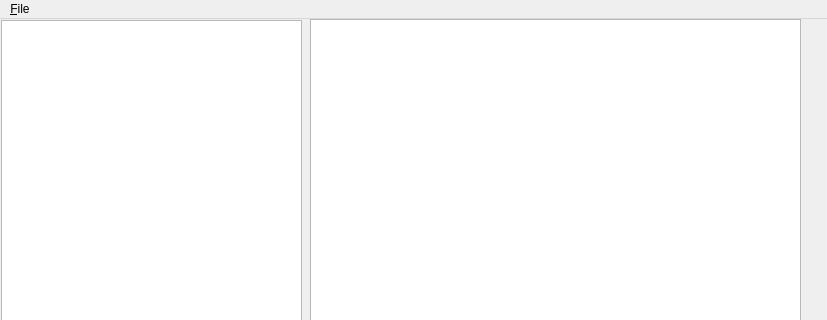
Before: the Qt Designer form chat-client/mainwindow.ui in alessacher/htl-tk-chat, drawn with Qt 5; both pictures show x 0 to 827 and y 0 to 320 of the 827 by 606 pixel window.
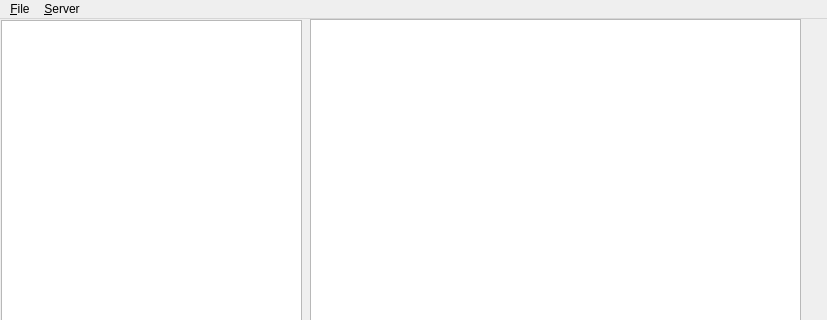
After: the same form once the commit is applied.

Commit message: replace pyside6 with PyQt6

```diff
--- a/chat-client/mainwindow.ui
+++ b/chat-client/mainwindow.ui
@@ -16,6 +16,9 @@
   <property name="windowTitle">
    <string>MainWindow</string>
   </property>
+  <property name="tabShape">
+   <enum>QTabWidget::Triangular</enum>
+  </property>
   <widget class="QWidget" name="centralwidget">
    <property name="cursor">
     <cursorShape>ArrowCursor</cursorShape>
@@ -111,7 +114,13 @@
     <addaction name="action_Export"/>
     <addaction name="actionExit"/>
    </widget>
+   <widget class="QMenu" name="menu_Server">
+    <property name="title">
+     <string>&amp;Server</string>
+    </property>
+   </widget>
    <addaction name="menuFile"/>
+   <addaction name="menu_Server"/>
   </widget>
   <widget class="QStatusBar" name="statusbar">
    <property name="sizeGripEnabled">
```
Left out of the diff: 6 changed lines with no effect on the pictures. The commit also changes 2 other files.
